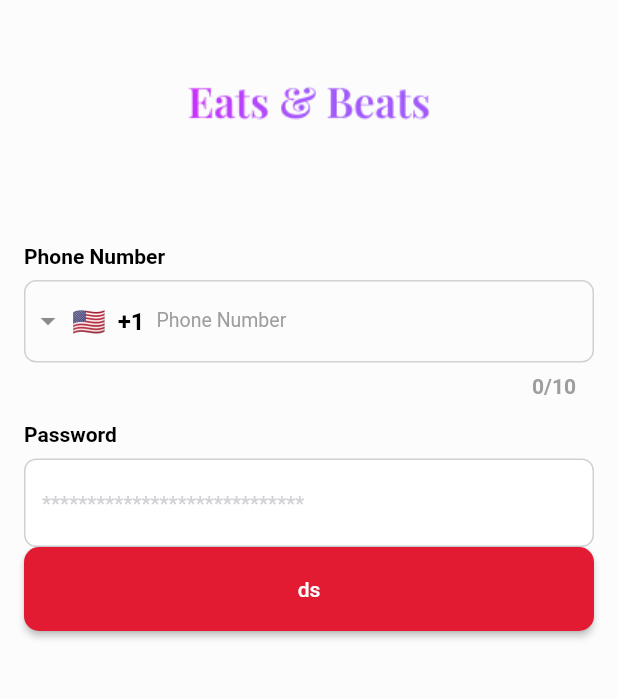
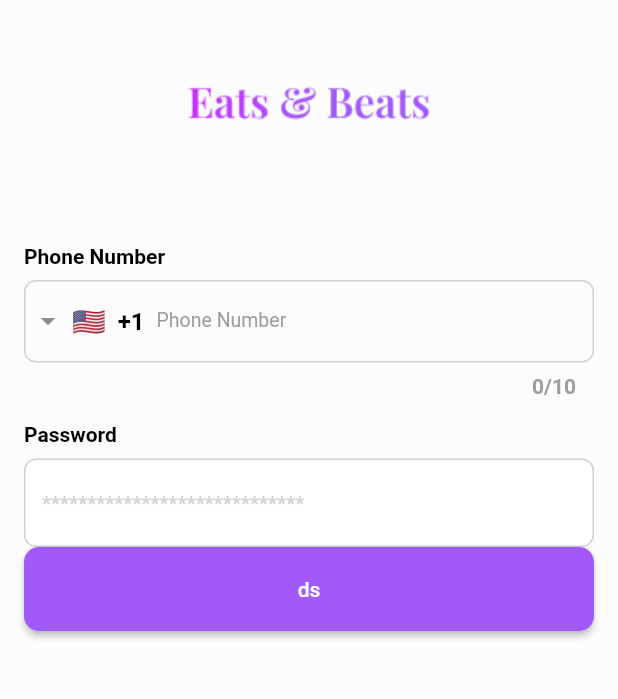
Before and after one commit to Karim-ali14/Flutter-base, a Flutter app: the LoginScreen screen opened by its route, on a phone screen of 412 x 824 dp, the part 62-761 px from its top. Run offline on Flutter 3.47's test engine with Material 3 defaults, Android fonts, the phone set to English and light mode, and no system bars; drawn by our look-alikes of intl_phone_field; our stand-ins replace animated_theme_switcher, cached_network_image, easy_localization, flutter_riverpod, flutter_svg, go_router and 3 more; missing offline and left inert: pretty_http_logger, shake_animation_widget; accounts and stored records are empty; Roboto replaces fonts that are missing (Proxima).

Commit message:
refactor: update AppButton default color from 'AppTheme.appSwatch' to 'AppTheme.mainAppColor'

```diff
--- a/lib/core/widgets/app_button.dart
+++ b/lib/core/widgets/app_button.dart
@@ -25,7 +25,7 @@ class AppButton extends StatelessWidget {
         child: outlined == true ? OutlinedButton(
           onPressed: enabled! ? onPress : null,
           style: OutlinedButton.styleFrom(
-            side: BorderSide(color: backColor??AppTheme.appSwatch,width: strokeWidth??1),
+            side: BorderSide(color: backColor??AppTheme.mainAppColor,width: strokeWidth??1),
             shape: RoundedRectangleBorder(borderRadius: radius??BorderRadius.circular(defaultButtonRadius),)
           ),
           child: child?? Text(
@@ -37,7 +37,7 @@ class AppButton extends StatelessWidget {
             shape: isCircle == true ? MaterialStateProperty.all(const CircleBorder()) : MaterialStateProperty.all(RoundedRectangleBorder(
                 borderRadius: radius??BorderRadius.circular(10)
             )),
-            backgroundColor: MaterialStateProperty.all(enabled == true ? backColor ?? AppTheme.appSwatch : AppTheme.appGrey2),
+            backgroundColor: MaterialStateProperty.all(enabled == true ? backColor ?? AppTheme.mainAppColor : AppTheme.appGrey2),
           ),
           child: child ?? Text(
               text!,
```
